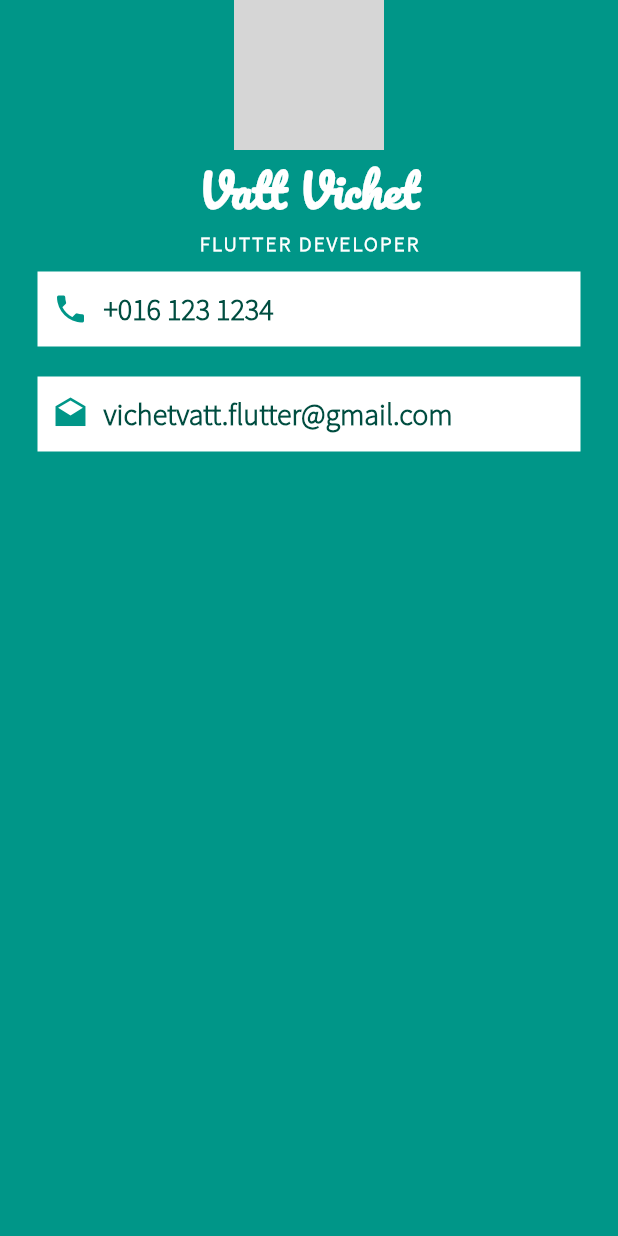
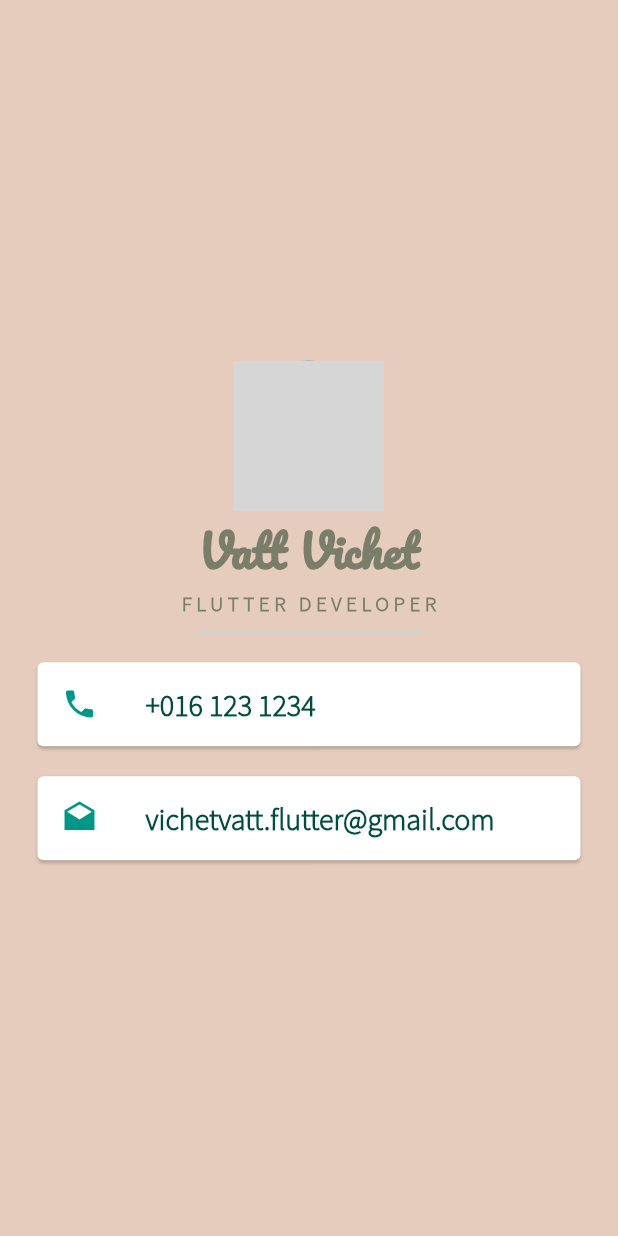
Before and after one commit to vattvichet/mi_card_Flutter, a Flutter app: the screen it shows after launch, on a phone screen of 412 x 824 dp. Run offline on Flutter 3.47's test engine with Material 2 defaults, Android fonts, the phone set to English and light mode, and no system bars; network calls fail; grey boxes are pictures that could not be loaded.

Commit message:
Using Card class and ListTile class

```diff
--- a/lib/main.dart
+++ b/lib/main.dart
@@ -9,13 +9,14 @@ class Myapp extends StatelessWidget {
   Widget build(BuildContext context) {
     return MaterialApp(
       home: Scaffold(
-        backgroundColor: Colors.teal,
+        backgroundColor: Color.fromRGBO(229, 204, 189, 1),
         body: SafeArea(
           child: Column(
-
+            mainAxisAlignment: MainAxisAlignment.center,
             children: <Widget>[
               CircleAvatar(
-                backgroundImage: NetworkImage('https://sketchok.com/images/articles/01-cartoons/068-oggy/05/11.jpg'),
+                backgroundImage: NetworkImage(
+                    'https://sketchok.com/images/articles/01-cartoons/068-oggy/05/11.jpg'),
                 radius: 50,
               ),
               Text(
@@ -24,7 +25,7 @@ class Myapp extends StatelessWidget {
                   fontFamily: 'Pacifico',
                   fontSize: 30,
                   fontWeight: FontWeight.bold,
-                  color: Colors.white,
+                  color: Color.fromRGBO(122, 125, 104, 1),
                 ),
               ),
               Text(
@@ -32,28 +33,26 @@ class Myapp extends StatelessWidget {
                 style: TextStyle(
                   fontFamily: 'SourceSansPro',
                   fontWeight: FontWeight.bold,
-                  color: Colors.white,
-                  letterSpacing: 1.5,
+                  color: Color.fromRGBO(122, 125, 104, 1),
+                  letterSpacing: 3,
                 ),
               ),
-              Container(
-                padding: EdgeInsets.all(10),
+              SizedBox(
+                height: 20,
+                width: 150,
+                child: Divider(
+                  color: Colors.teal.shade100,
+                ),
+              ),
+              Card(
                 color: Colors.white,
-                height: 50,
                 margin: EdgeInsets.symmetric(vertical: 10, horizontal: 25),
-
-                child: Row(
-
-                  children: <Widget>[
-
-                    Icon(
+                child: ListTile(
+                  leading: Icon(
                     Icons.phone,
                     color: Colors.teal,
                   ),
-                    SizedBox(
-                      width: 10,
-                    ),
-                    Text(
+                  title: Text(
                     '+016 123 1234',
                     style: TextStyle(
                       color: Colors.teal.shade900,
@@ -62,34 +61,25 @@ class Myapp extends StatelessWidget {
                       fontWeight: FontWeight.bold,
                     ),
                   ),
-                  ],
                 ),
               ),
-              Container(
-               padding: EdgeInsets.all(10),
-                height: 50,
+              Card(
                 color: Colors.white,
                 margin: EdgeInsets.symmetric(vertical: 10, horizontal: 25),
-                child: Row(
-                  children: <Widget>[
-                    Icon(
+                child: ListTile(
+                  leading: Icon(
                     Icons.drafts_sharp,
                     color: Colors.teal,
                   ),
-                    SizedBox(
-                      width: 10,
-                    ),
-                    Text(
+                  title: Text(
                     'vichetvatt.flutter@gmail.com',
                     style: TextStyle(
                       color: Colors.teal.shade900,
                       fontFamily: 'SourceSansPro',
                       fontSize: 20,
                       fontWeight: FontWeight.bold,
-
                     ),
                   ),
-                  ],
                 ),
               ),
             ],
```
Also changed, not shown: 10 other files. Lines whose indentation alone changed are shown as unchanged.
